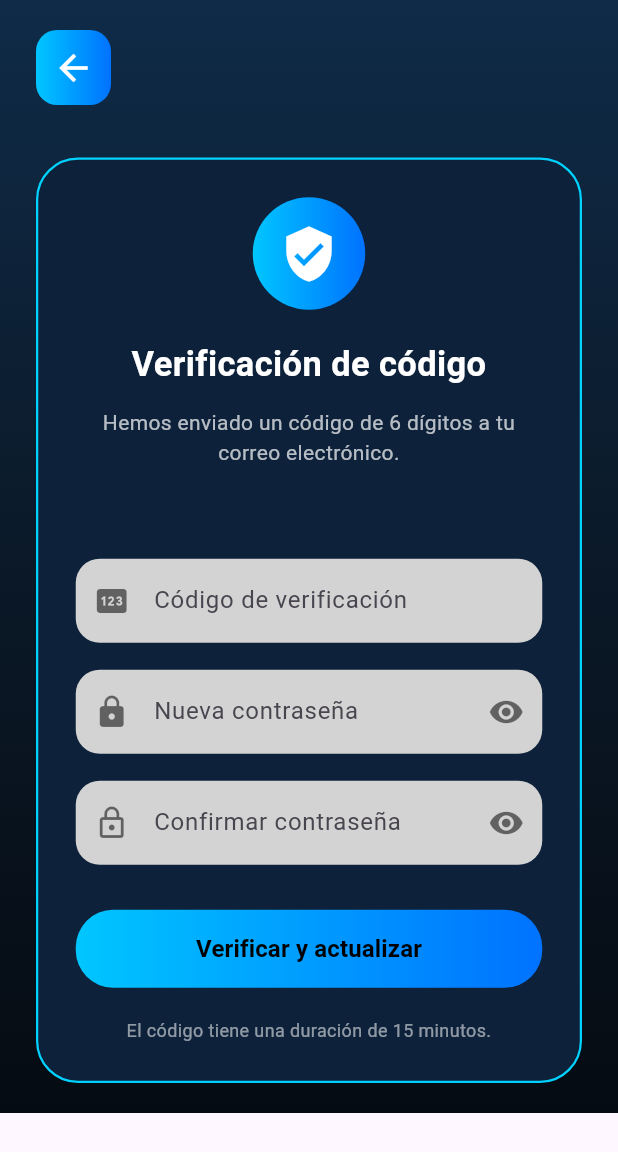
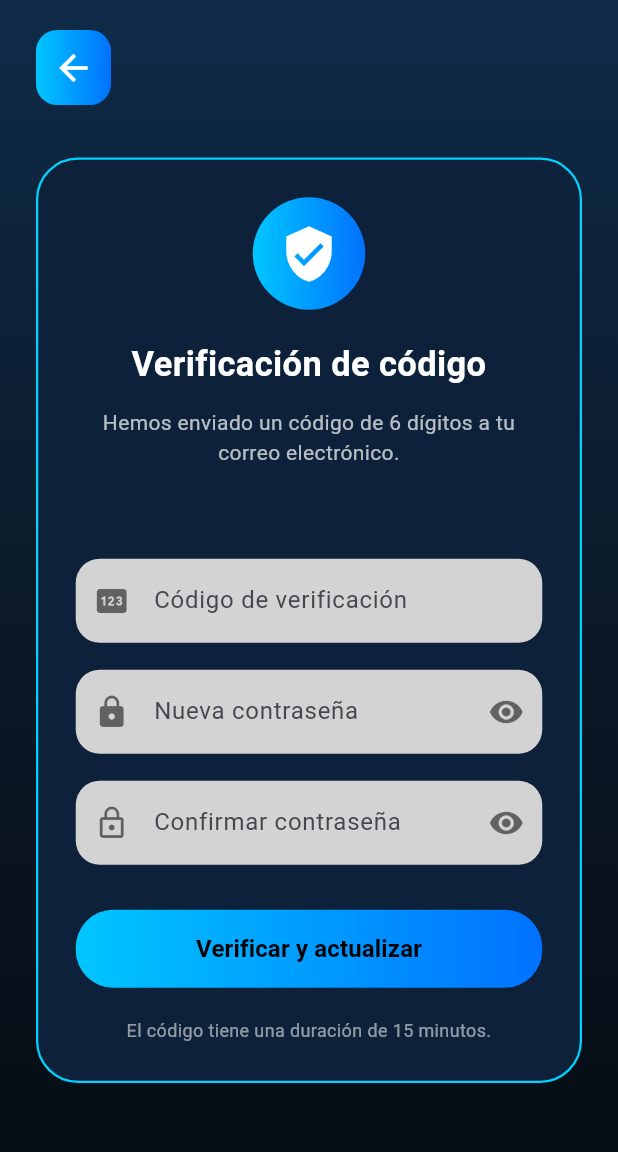
Before and after one commit to jhonjaider438-ship-it/MEGATECH2, a Flutter app: the VerificarCodigo screen opened directly with empty values, on a phone screen of 412 x 824 dp. Shown: the top 1152 px of the screen. Run offline on Flutter 3.47's test engine with Material 3 defaults, Android fonts, the phone set to English and light mode, and no system bars; our stand-ins replace google_fonts, shared_preferences; accounts and stored records are empty.

Commit message:
actualizacion del proyecto

```diff
--- a/Fronted/fronted/lib/components/codigo_verifi/dialogoexito.dart
+++ b/Fronted/fronted/lib/components/codigo_verifi/dialogoexito.dart
@@ -1,4 +1,5 @@
 import 'package:flutter/material.dart';
+import 'package:fronted/paginas/login.dart';
 import 'iconocirculodegradado.dart';
 
 class DialogoExito extends StatefulWidget {
@@ -52,8 +53,10 @@ class _DialogoExitoState extends State<DialogoExito> {
             height: 48,
             child: ElevatedButton(
               onPressed: () {
-                Navigator.of(context).pop();
-                Navigator.of(context).pop();
+                Navigator.push(
+                  context,
+                  MaterialPageRoute(builder: (context) => Login()),
+                );
               },
               style: ElevatedButton.styleFrom(
                 backgroundColor: const Color(0xFF00AEEF),
--- a/Fronted/fronted/lib/paginas/screen/verificarcodigo.dart
+++ b/Fronted/fronted/lib/paginas/screen/verificarcodigo.dart
@@ -121,6 +121,7 @@ class _VerificarCodigoState extends State<VerificarCodigo> {
   Widget build(BuildContext context) {
     return Scaffold(
       body: Container(
+        width: double.infinity,
         decoration: const BoxDecoration(
           gradient: LinearGradient(
             begin: Alignment.topCenter,
@@ -129,8 +130,17 @@ class _VerificarCodigoState extends State<VerificarCodigo> {
           ),
         ),
         child: SafeArea(
-          child: SingleChildScrollView(
-            padding: const EdgeInsets.symmetric(horizontal: 24, vertical: 20),
+          child: LayoutBuilder(
+            builder: (context, constraints) {
+              return SingleChildScrollView(
+                padding: const EdgeInsets.symmetric(
+                  horizontal: 24,
+                  vertical: 20,
+                ),
+                child: ConstrainedBox(
+                  constraints: BoxConstraints(
+                    minHeight: constraints.maxHeight - 40,
+                  ),
                   child: Column(
                     children: [
                       BotonRegresarDegradado(
@@ -144,7 +154,9 @@ class _VerificarCodigoState extends State<VerificarCodigo> {
                       TarjetaFormulario(
                         child: Column(
                           children: [
-                      const IconoCirculoDegradado(icono: Icons.verified_user),
+                            const IconoCirculoDegradado(
+                              icono: Icons.verified_user,
+                            ),
 
                             const SizedBox(height: 20),
 
@@ -244,13 +256,19 @@ class _VerificarCodigoState extends State<VerificarCodigo> {
                             const Text(
                               'El código tiene una duración de 15 minutos.',
                               textAlign: TextAlign.center,
-                        style: TextStyle(color: Colors.white54, fontSize: 12),
+                              style: TextStyle(
+                                color: Colors.white54,
+                                fontSize: 12,
+                              ),
                             ),
                           ],
                         ),
                       ),
                     ],
                   ),
+                ),
+              );
+            },
           ),
         ),
       ),
```
Also changed, not shown: Fronted/fronted/pubspec.lock. Lines whose indentation alone changed are shown as unchanged.
